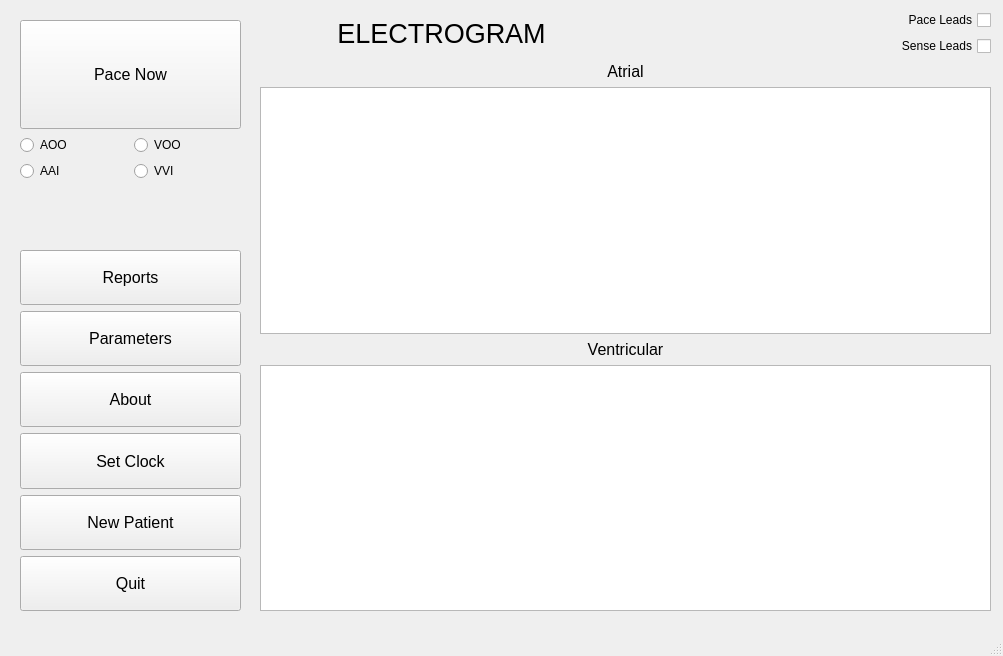
Above: DCM/ui_files/dcm.ui from CarlosCapili/3K04-Pacemaker-Project before the change. Below: the same form after it.
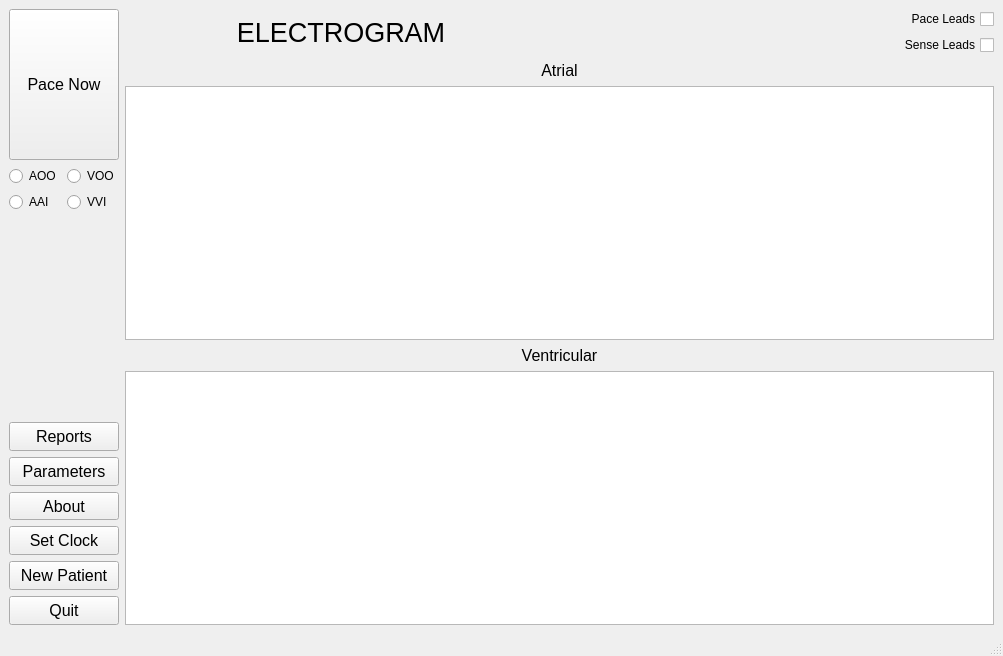
That is the form after the change.

The edit to the form file:
```diff
--- a/DCM/ui_files/dcm.ui
+++ b/DCM/ui_files/dcm.ui
@@ -14,18 +14,11 @@
    <string>MainWindow</string>
   </property>
   <widget class="QWidget" name="centralwidget">
-   <widget class="QWidget" name="verticalLayoutWidget">
-    <property name="geometry">
-     <rect>
-      <x>20</x>
-      <y>250</y>
-      <width>221</width>
-      <height>361</height>
-     </rect>
-    </property>
-    <layout class="QVBoxLayout" name="verticalLayout">
+   <layout class="QGridLayout" name="gridLayout_2">
+    <item row="0" column="0">
+     <layout class="QVBoxLayout" name="verticalLayout_5">
      <item>
-      <widget class="QPushButton" name="reportsButton">
+       <widget class="QPushButton" name="paceButton">
        <property name="sizePolicy">
         <sizepolicy hsizetype="Minimum" vsizetype="Preferred">
          <horstretch>0</horstretch>
@@ -38,111 +31,45 @@
         </font>
        </property>
        <property name="text">
-        <string>Reports</string>
+         <string>Pace Now</string>
        </property>
       </widget>
      </item>
      <item>
-      <widget class="QPushButton" name="parametersButton">
-       <property name="sizePolicy">
-        <sizepolicy hsizetype="Minimum" vsizetype="Preferred">
-         <horstretch>0</horstretch>
-         <verstretch>0</verstretch>
-        </sizepolicy>
-       </property>
-       <property name="font">
-        <font>
-         <pointsize>12</pointsize>
-        </font>
-       </property>
+       <layout class="QGridLayout" name="gridLayout">
+        <item row="1" column="0">
+         <widget class="QRadioButton" name="aaiButton">
        <property name="text">
-        <string>Parameters</string>
+           <string>AAI</string>
        </property>
       </widget>
      </item>
-     <item>
-      <widget class="QPushButton" name="aboutButton">
-       <property name="sizePolicy">
-        <sizepolicy hsizetype="Minimum" vsizetype="Preferred">
-         <horstretch>0</horstretch>
-         <verstretch>0</verstretch>
-        </sizepolicy>
-       </property>
-       <property name="font">
-        <font>
-         <pointsize>12</pointsize>
-        </font>
-       </property>
+        <item row="0" column="0">
+         <widget class="QRadioButton" name="aooButton">
        <property name="text">
-        <string>About</string>
+           <string>AOO</string>
        </property>
       </widget>
      </item>
-     <item>
-      <widget class="QPushButton" name="setClockButton">
-       <property name="sizePolicy">
-        <sizepolicy hsizetype="Minimum" vsizetype="Preferred">
-         <horstretch>0</horstretch>
-         <verstretch>0</verstretch>
-        </sizepolicy>
-       </property>
-       <property name="font">
-        <font>
-         <pointsize>12</pointsize>
-        </font>
-       </property>
+        <item row="0" column="1">
+         <widget class="QRadioButton" name="vooButton">
        <property name="text">
-        <string>Set Clock</string>
+           <string>VOO</string>
        </property>
       </widget>
      </item>
-     <item>
-      <widget class="QPushButton" name="newPatientButton">
-       <property name="sizePolicy">
-        <sizepolicy hsizetype="Minimum" vsizetype="Preferred">
-         <horstretch>0</horstretch>
-         <verstretch>0</verstretch>
-        </sizepolicy>
-       </property>
-       <property name="font">
-        <font>
-         <pointsize>12</pointsize>
-        </font>
-       </property>
+        <item row="1" column="1">
+         <widget class="QRadioButton" name="vviButton">
        <property name="text">
-        <string>New Patient</string>
+           <string>VVI</string>
        </property>
       </widget>
      </item>
-     <item>
-      <widget class="QPushButton" name="quitButton">
-       <property name="sizePolicy">
-        <sizepolicy hsizetype="Minimum" vsizetype="Preferred">
-         <horstretch>0</horstretch>
-         <verstretch>0</verstretch>
-        </sizepolicy>
-       </property>
-       <property name="font">
-        <font>
-         <pointsize>12</pointsize>
-        </font>
-       </property>
-       <property name="text">
-        <string>Quit</string>
-       </property>
-      </widget>
-     </item>
-    </layout>
-   </widget>
-   <widget class="QWidget" name="verticalLayoutWidget_3">
-    <property name="geometry">
-     <rect>
-      <x>260</x>
-      <y>10</y>
-      <width>731</width>
-      <height>601</height>
-     </rect>
-    </property>
+       </layout>
+      </item>
+     </layout>
+    </item>
+    <item row="0" column="1" rowspan="3">
     <layout class="QVBoxLayout" name="verticalLayout_3">
      <item>
       <layout class="QVBoxLayout" name="verticalLayout_2">
@@ -243,19 +170,47 @@
       </layout>
      </item>
     </layout>
-   </widget>
-   <widget class="QWidget" name="verticalLayoutWidget_2">
-    <property name="geometry">
-     <rect>
-      <x>20</x>
-      <y>20</y>
-      <width>221</width>
-      <height>161</height>
-     </rect>
-    </property>
-    <layout class="QVBoxLayout" name="verticalLayout_5">
+    </item>
+    <item row="2" column="0">
+     <layout class="QVBoxLayout" name="verticalLayout">
+      <item>
+       <widget class="QPushButton" name="reportsButton">
+        <property name="sizePolicy">
+         <sizepolicy hsizetype="Minimum" vsizetype="Preferred">
+          <horstretch>0</horstretch>
+          <verstretch>0</verstretch>
+         </sizepolicy>
+        </property>
+        <property name="font">
+         <font>
+          <pointsize>12</pointsize>
+         </font>
+        </property>
+        <property name="text">
+         <string>Reports</string>
+        </property>
+       </widget>
+      </item>
+      <item>
+       <widget class="QPushButton" name="parametersButton">
+        <property name="sizePolicy">
+         <sizepolicy hsizetype="Minimum" vsizetype="Preferred">
+          <horstretch>0</horstretch>
+          <verstretch>0</verstretch>
+         </sizepolicy>
+        </property>
+        <property name="font">
+         <font>
+          <pointsize>12</pointsize>
+         </font>
+        </property>
+        <property name="text">
+         <string>Parameters</string>
+        </property>
+       </widget>
+      </item>
      <item>
-      <widget class="QPushButton" name="paceButton">
+       <widget class="QPushButton" name="aboutButton">
        <property name="sizePolicy">
         <sizepolicy hsizetype="Minimum" vsizetype="Preferred">
          <horstretch>0</horstretch>
@@ -268,44 +223,83 @@
         </font>
        </property>
        <property name="text">
-        <string>Pace Now</string>
+         <string>About</string>
        </property>
       </widget>
      </item>
      <item>
-      <layout class="QGridLayout" name="gridLayout">
+       <widget class="QPushButton" name="setClockButton">
+        <property name="sizePolicy">
+         <sizepolicy hsizetype="Minimum" vsizetype="Preferred">
+          <horstretch>0</horstretch>
+          <verstretch>0</verstretch>
+         </sizepolicy>
+        </property>
+        <property name="font">
+         <font>
+          <pointsize>12</pointsize>
+         </font>
+        </property>
+        <property name="text">
+         <string>Set Clock</string>
+        </property>
+       </widget>
+      </item>
+      <item>
+       <widget class="QPushButton" name="newPatientButton">
+        <property name="sizePolicy">
+         <sizepolicy hsizetype="Minimum" vsizetype="Preferred">
+          <horstretch>0</horstretch>
+          <verstretch>0</verstretch>
+         </sizepolicy>
+        </property>
+        <property name="font">
+         <font>
+          <pointsize>12</pointsize>
+         </font>
+        </property>
+        <property name="text">
+         <string>New Patient</string>
+        </property>
+       </widget>
+      </item>
+      <item>
+       <widget class="QPushButton" name="quitButton">
+        <property name="sizePolicy">
+         <sizepolicy hsizetype="Minimum" vsizetype="Preferred">
+          <horstretch>0</horstretch>
+          <verstretch>0</verstretch>
+         </sizepolicy>
+        </property>
+        <property name="font">
+         <font>
+          <pointsize>12</pointsize>
+         </font>
+        </property>
+        <property name="text">
+         <string>Quit</string>
+        </property>
+       </widget>
+      </item>
+     </layout>
+    </item>
        <item row="1" column="0">
-        <widget class="QRadioButton" name="aaiButton">
-         <property name="text">
-          <string>AAI</string>
-         </property>
-        </widget>
-       </item>
-       <item row="0" column="0">
-        <widget class="QRadioButton" name="aooButton">
-         <property name="text">
-          <string>AOO</string>
-         </property>
-        </widget>
-       </item>
-       <item row="0" column="1">
-        <widget class="QRadioButton" name="vooButton">
-         <property name="text">
-          <string>VOO</string>
-         </property>
-        </widget>
-       </item>
-       <item row="1" column="1">
-        <widget class="QRadioButton" name="vviButton">
-         <property name="text">
-          <string>VVI</string>
-         </property>
-        </widget>
-       </item>
-      </layout>
-     </item>
-    </layout>
-   </widget>
+     <spacer name="verticalSpacer">
+      <property name="orientation">
+       <enum>Qt::Vertical</enum>
+      </property>
+      <property name="sizeType">
+       <enum>QSizePolicy::Fixed</enum>
+      </property>
+      <property name="sizeHint" stdset="0">
+       <size>
+        <width>20</width>
+        <height>40</height>
+       </size>
+      </property>
+     </spacer>
+    </item>
+   </layout>
   </widget>
   <widget class="QMenuBar" name="menubar">
    <property name="geometry">
```
Lines whose indentation alone changed are shown as unchanged.
